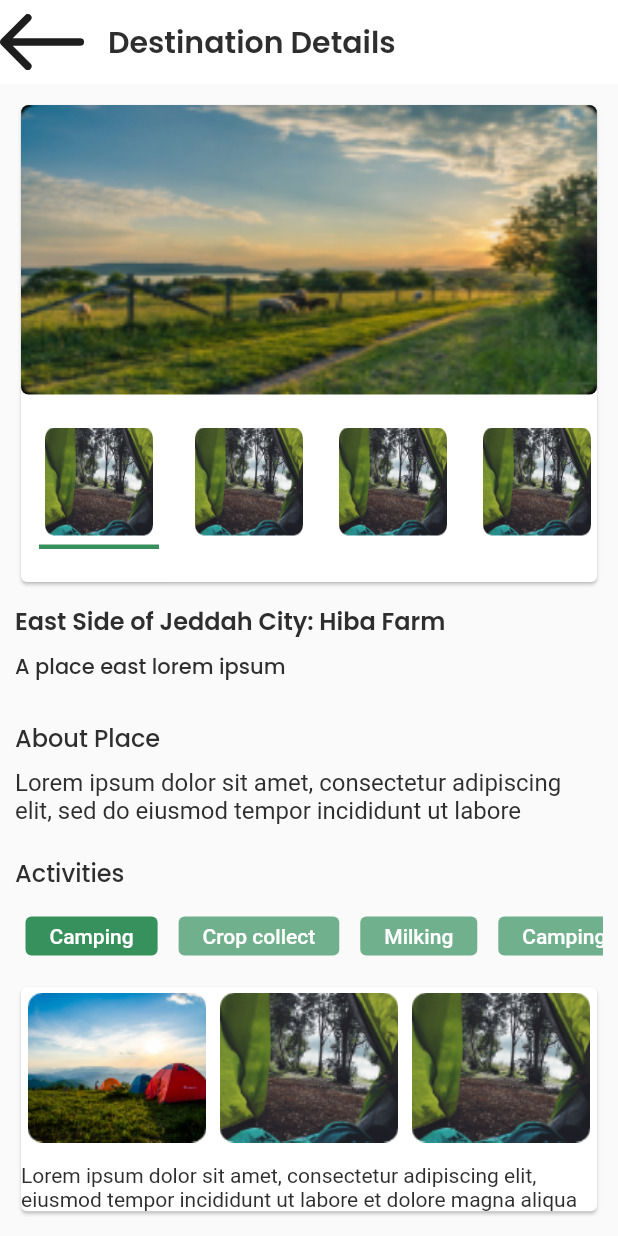
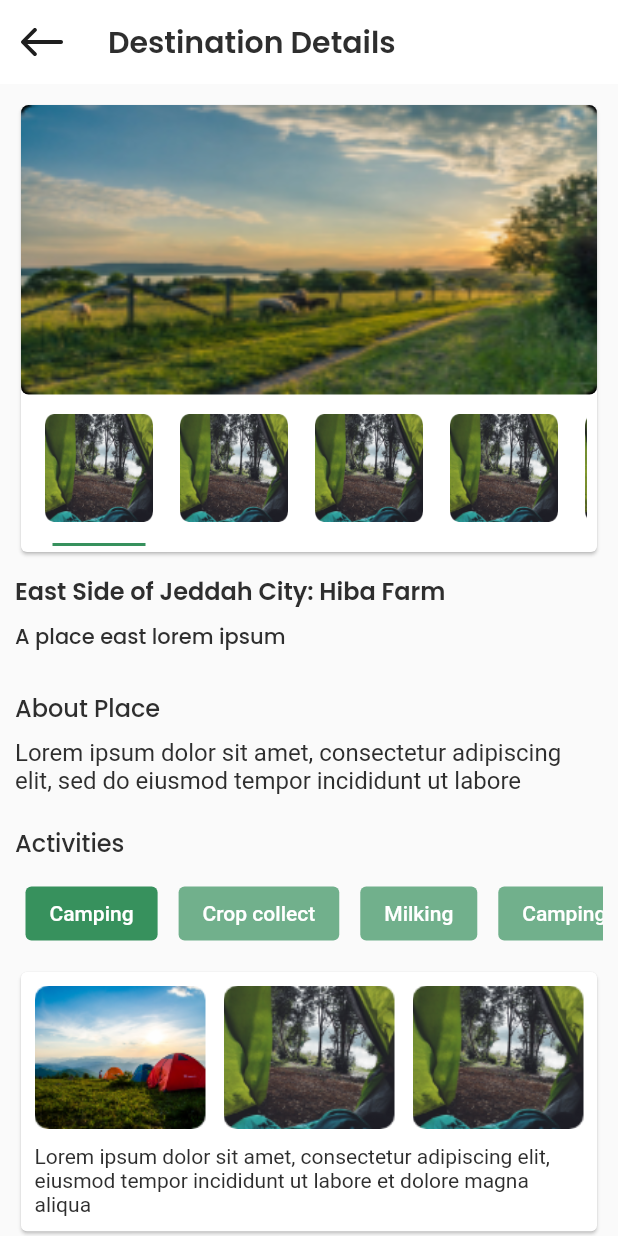
Before and after one commit to mohamedhanyyy/tourism1, a Flutter app: the DestinationDetailsView screen opened by its route, on a phone screen of 412 x 824 dp. Run offline on Flutter 3.47's test engine with Material 2 defaults, Android fonts, the phone set to English and light mode, and no system bars; our stand-ins replace carousel_slider, dotted_decoration, flutter_svg, get, google_maps_flutter; Roboto replaces fonts that are missing (Poppins-Regular).

Commit message:
last edit

```diff
--- a/lib/presentation/destination details/view/destination_details_view.dart
+++ b/lib/presentation/destination details/view/destination_details_view.dart
@@ -28,7 +28,7 @@ class DestinationDetailsView extends GetView<DestinationDetailsController> {
         padding: const EdgeInsets.symmetric(horizontal: 10),
         child: ListView(
           children: [
-            tenHeightSizedBox,
+            const SizedBox(height: 10),
             Card(
               child: Column(
                 children: [
@@ -42,8 +42,9 @@ class DestinationDetailsView extends GetView<DestinationDetailsController> {
                       borderRadius: AppBorders.fiveBorderRadius,
                     ),
                   ),
-                  tenHeightSizedBox,
-                  SizedBox(
+                  Padding(
+                    padding: const EdgeInsets.symmetric(horizontal: 7),
+                    child: SizedBox(
                       width: double.infinity,
                       height: 105,
                       child: ListView.builder(
@@ -54,8 +55,8 @@ class DestinationDetailsView extends GetView<DestinationDetailsController> {
                                 controller.farmsToggleIndex.value = index;
                               },
                               child: Padding(
-                              padding:
-                                  const EdgeInsets.all(8),
+                                padding: const EdgeInsets.only(
+                                    left: 5, right: 5, top: 9),
                                 child: Card(
                                   elevation: 0,
                                   child: Column(
@@ -63,7 +64,8 @@ class DestinationDetailsView extends GetView<DestinationDetailsController> {
                                         MainAxisAlignment.spaceBetween,
                                     children: [
                                       ClipRRect(
-                                      borderRadius: AppBorders.fiveBorderRadius,
+                                        borderRadius:
+                                            AppBorders.fiveBorderRadius,
                                         child: Image.asset(
                                           ConstantImages.nature1,
                                           height: 72,
@@ -75,10 +77,10 @@ class DestinationDetailsView extends GetView<DestinationDetailsController> {
                                           index)
                                         const SizedBox(
                                           height: 1,
-                                        width: 80,
+                                          width: 62,
                                           child: Divider(
                                             color: ColorConstants.greenColor,
-                                          thickness: 3,
+                                            thickness: 2,
                                           ),
                                         ),
                                     ],
@@ -94,19 +96,19 @@ class DestinationDetailsView extends GetView<DestinationDetailsController> {
                         scrollDirection: Axis.horizontal,
                       ),
                     ),
-                  tenHeightSizedBox,
+                  ),
                 ],
               ),
             ),
-            tenHeightSizedBox,
+            const SizedBox(height: 10),
             const Text('East Side of Jeddah City: Hiba Farm',
                 style: ConstantTextStyles.semiBoldSixteenPoppinsTextStyle),
-            eightHeightSizedBox,
+            const SizedBox(height: 8),
             const Text(
               'A place east lorem ipsum',
               style: ConstantTextStyles.mediumFourteenBlackPoppinsTextStyle,
             ),
-            twentyFiveHeightSizedBox,
+            const SizedBox(height: 25),
             const Text(
               'About Place',
               style: ConstantTextStyles.mediumSixteenBlackPoppinsTextStyle,
@@ -116,14 +118,14 @@ class DestinationDetailsView extends GetView<DestinationDetailsController> {
               'Lorem ipsum dolor sit amet, consectetur adipiscing elit, sed do eiusmod tempor incididunt ut labore',
               style: ConstantTextStyles.regularSixteenPoppinsTextStyle,
             ),
-            twentyHeightSizedBox,
+            const SizedBox(height: 20),
             const Text(
               'Activities',
               style: ConstantTextStyles.mediumSixteenBlackPoppinsTextStyle,
             ),
             tenHeightSizedBox,
             SizedBox(
-              height: 40,
+              height: 50,
               child: ListView.builder(
                 itemBuilder: (BuildContext context, int index) {
                   return Padding(
@@ -152,10 +154,12 @@ class DestinationDetailsView extends GetView<DestinationDetailsController> {
             ),
             tenHeightSizedBox,
             Card(
+              child: Padding(
+                padding: const EdgeInsets.symmetric(horizontal: 9.0),
                 child: Column(
                   children: [
+                    const SizedBox(height: 9),
                     Row(
-                    mainAxisAlignment: MainAxisAlignment.spaceBetween,
                       children: [
                         Expanded(
                           child: ClipRRect(
@@ -163,12 +167,14 @@ class DestinationDetailsView extends GetView<DestinationDetailsController> {
                             borderRadius: AppBorders.fiveBorderRadius,
                           ),
                         ),
+                        const SizedBox(width: 12),
                         Expanded(
                           child: ClipRRect(
                             child: Image.asset(ConstantImages.camp2),
                             borderRadius: AppBorders.fiveBorderRadius,
                           ),
                         ),
+                        const SizedBox(width: 12),
                         Expanded(
                           child: ClipRRect(
                             child: Image.asset(ConstantImages.nature1),
@@ -177,13 +183,22 @@ class DestinationDetailsView extends GetView<DestinationDetailsController> {
                         ),
                       ],
                     ),
-                  tenHeightSizedBox,
+                    const SizedBox(
+                      height: 10,
+                    ),
                     const Text(
+
                       'Lorem ipsum dolor sit amet, consectetur adipiscing elit,  eiusmod tempor incididunt ut labore et dolore magna aliqua',
-                    style:
-                        ConstantTextStyles.regularFourteenBlackPoppinsTextStyle,
-                  )
+                      style: ConstantTextStyles
+                          .regularFourteenBlackPoppinsTextStyle,
+                      overflow: TextOverflow.ellipsis,
+                       maxLines: 5,
+                    ),
+                    const SizedBox(
+                      height: 10,
+                    ),
                   ],
+                ),
               ),
             ),
           ],
--- a/lib/widgets/common_widgets/leading_appBar.dart
+++ b/lib/widgets/common_widgets/leading_appBar.dart
@@ -1,5 +1,6 @@
 import 'package:flutter/material.dart';
 import 'package:flutter_svg/svg.dart';
+import 'package:get/get.dart';
 
 import '../../utils/paths/icons_path.dart';
 
@@ -8,8 +9,19 @@ class CommonLeadingAppBar extends StatelessWidget {
 
   @override
   Widget build(BuildContext context) {
-    return SvgPicture.asset(
-      ConstantIcons.backArrow,
+    return FittedBox(
+      child: SizedBox(
+        height: 12,
+        width: 6,
+        child: InkWell(
+          onTap: () {
+            Get.back();
+          },
+          child: SvgPicture.asset(
+            ConstantIcons.backArrow,
+          ),
+        ),
+      ),
     );
   }
 }
```
Also changed, not shown: lib/presentation/destination/view/destination_view.dart (+62 -25 lines). Lines whose indentation alone changed are shown as unchanged.
